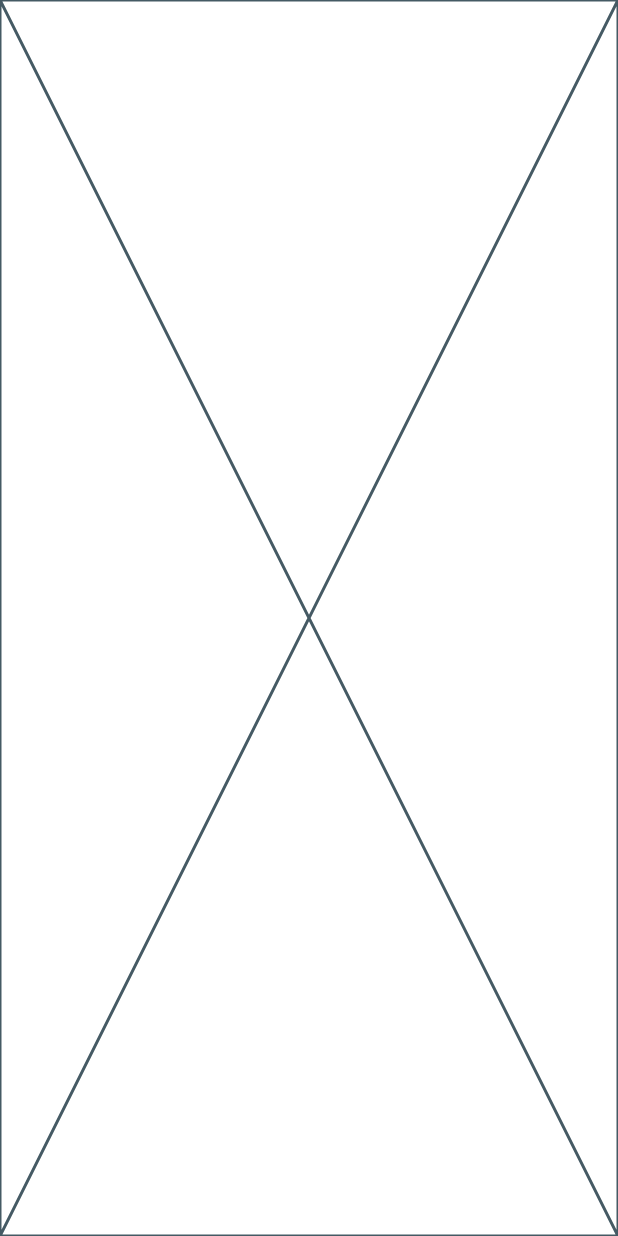
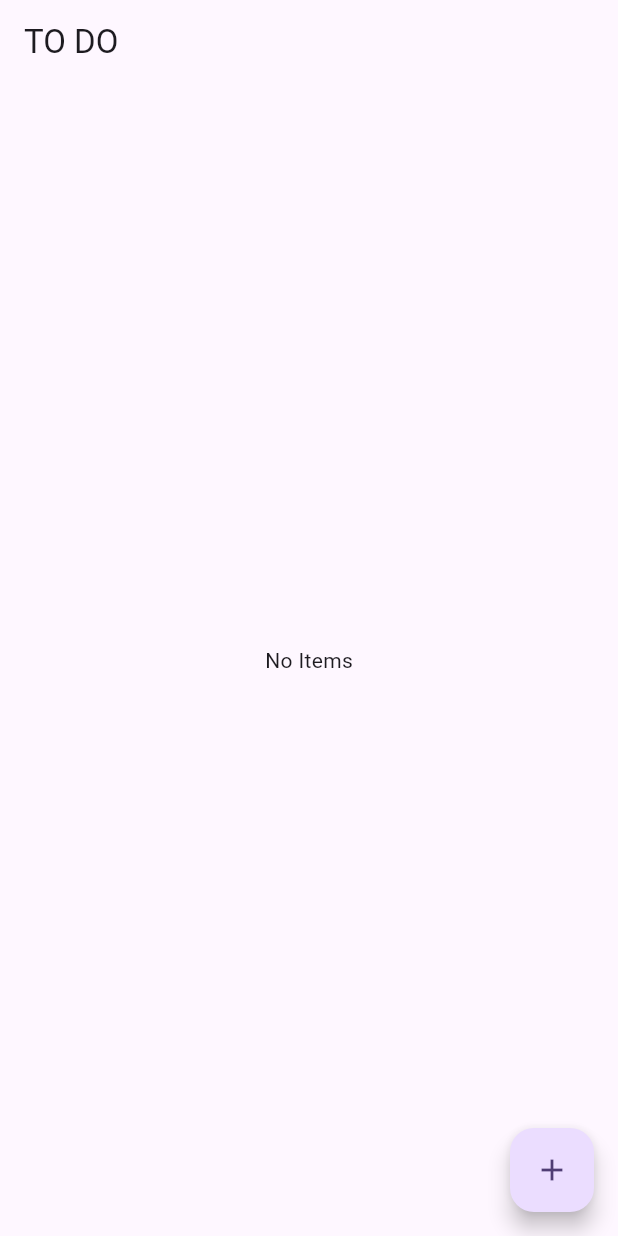
Before and after one commit to muhammadXainAhmad/todo_app_sqflite_flutter, a Flutter app: the screen it shows after launch, on a phone screen of 412 x 824 dp. Run offline on Flutter 3.47's test engine with Material 3 defaults, Android fonts, the phone set to English and light mode, and no system bars; our stand-ins replace sqflite; accounts and stored records are empty.

Commit message:
Created getItems function in home.dart to display allToDoItems

```diff
--- a/lib/db_helper.dart
+++ b/lib/db_helper.dart
@@ -5,10 +5,10 @@ import 'package:path_provider/path_provider.dart';
 import 'package:sqflite/sqflite.dart';
 
 class DBHelper {
-  final String TABLE_TODO = "todo";
-  final String COLUMN_TODO_ID = "id";
-  final String COLUMN_TODO_TEXT = "text";
-  final String COLUMN_TODO_ISDONE = "is_done";
+  static final String TABLE_TODO = "todo";
+  static final String COLUMN_TODO_ID = "id";
+  static final String COLUMN_TODO_TEXT = "text";
+  static final String COLUMN_TODO_ISDONE = "is_done";
   DBHelper._();
 
   static final DBHelper getInstance = DBHelper._();
--- a/lib/home.dart
+++ b/lib/home.dart
@@ -1,4 +1,5 @@
 import 'package:flutter/material.dart';
+import 'package:todo_app_sqflite/db_helper.dart';
 
 class HomePage extends StatefulWidget {
   const HomePage({super.key});
@@ -8,8 +9,40 @@ class HomePage extends StatefulWidget {
 }
 
 class _HomePageState extends State<HomePage> {
+  List<Map<String, dynamic>> allItems = [];
+  DBHelper? dbRef;
+  @override
+  void initState() {
+    super.initState();
+    dbRef = DBHelper.getInstance;
+    getItems();
+  }
+
+  void getItems() async {
+    allItems = await dbRef!.getAllItems();
+    setState(() {});
+  }
+
   @override
   Widget build(BuildContext context) {
-    return const Placeholder();
+    return Scaffold(
+      appBar: AppBar(title: Text("TO DO")),
+      body:
+          allItems.isNotEmpty
+              ? ListView.builder(
+                itemCount: allItems.length,
+                itemBuilder: (context, index) {
+                  return ListTile(
+                    title: Text(allItems[index][DBHelper.COLUMN_TODO_TEXT]),
+                  );
+                },
+              )
+              : Center(child: Text("No Items")),
+
+      floatingActionButton: FloatingActionButton(
+        onPressed: () {},
+        child: Icon(Icons.add),
+      ),
+    );
   }
 }
```
